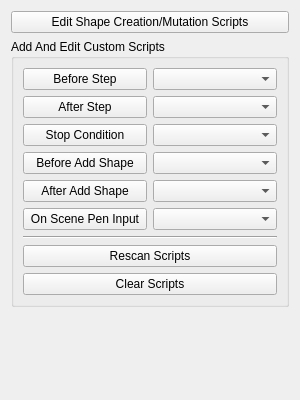
The window that geometrize/dialog/imagetaskscriptingwidget.ui (Tw1ddle/geometrize) describes before a commit, drawn with Qt 5.
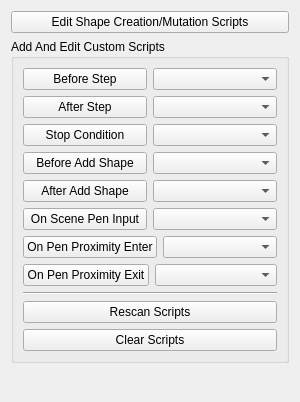
The same window after the commit.

Commit message: Separate out the tablet pen proximity events, and expose them to the scripting engine

What changed in the file:
```diff
--- a/geometrize/dialog/imagetaskscriptingwidget.ui
+++ b/geometrize/dialog/imagetaskscriptingwidget.ui
@@ -7,7 +7,7 @@
     <x>0</x>
     <y>0</y>
     <width>300</width>
-    <height>400</height>
+    <height>402</height>
    </rect>
   </property>
   <property name="windowTitle">
@@ -117,6 +117,34 @@
           </item>
          </layout>
         </item>
+        <item>
+         <layout class="QHBoxLayout" name="horizontalLayout_7">
+          <item>
+           <widget class="QPushButton" name="onPenProximityEnterEvent">
+            <property name="text">
+             <string>On Pen Proximity Enter</string>
+            </property>
+           </widget>
+          </item>
+          <item>
+           <widget class="QComboBox" name="onPenProximityEnterEventPresetScriptsComboBox"/>
+          </item>
+         </layout>
+        </item>
+        <item>
+         <layout class="QHBoxLayout" name="horizontalLayout_8">
+          <item>
+           <widget class="QPushButton" name="onPenProximityExitEvent">
+            <property name="text">
+             <string>On Pen Proximity Exit</string>
+            </property>
+           </widget>
+          </item>
+          <item>
+           <widget class="QComboBox" name="onPenProximityExitEventPresetScriptsComboBox"/>
+          </item>
+         </layout>
+        </item>
        </layout>
       </item>
       <item>
```
The commit also changes 8 other files.
